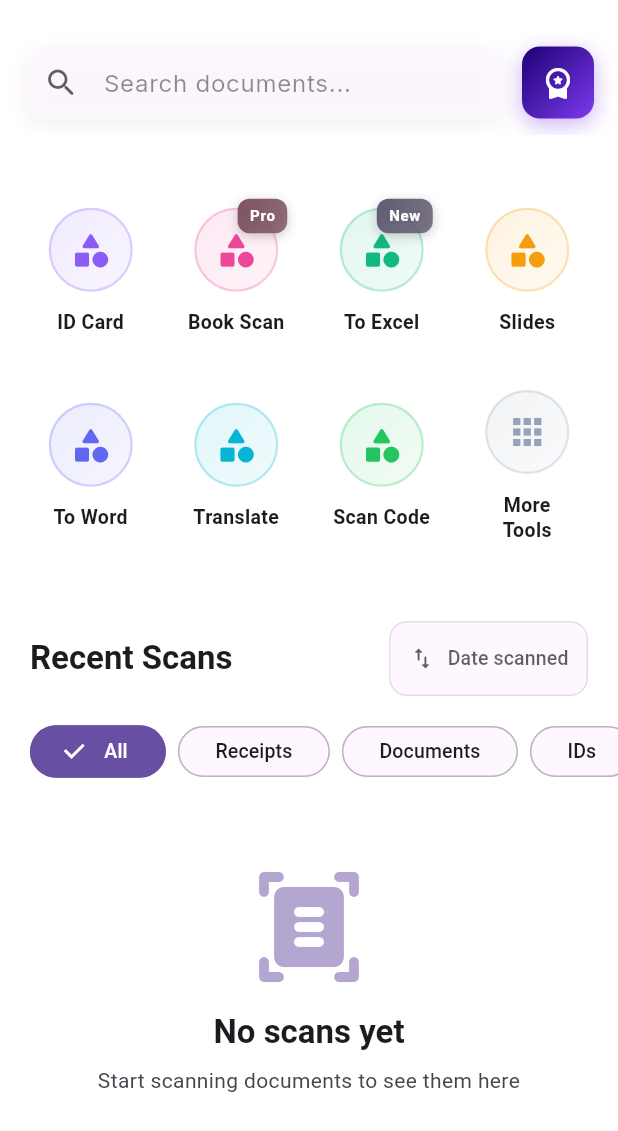
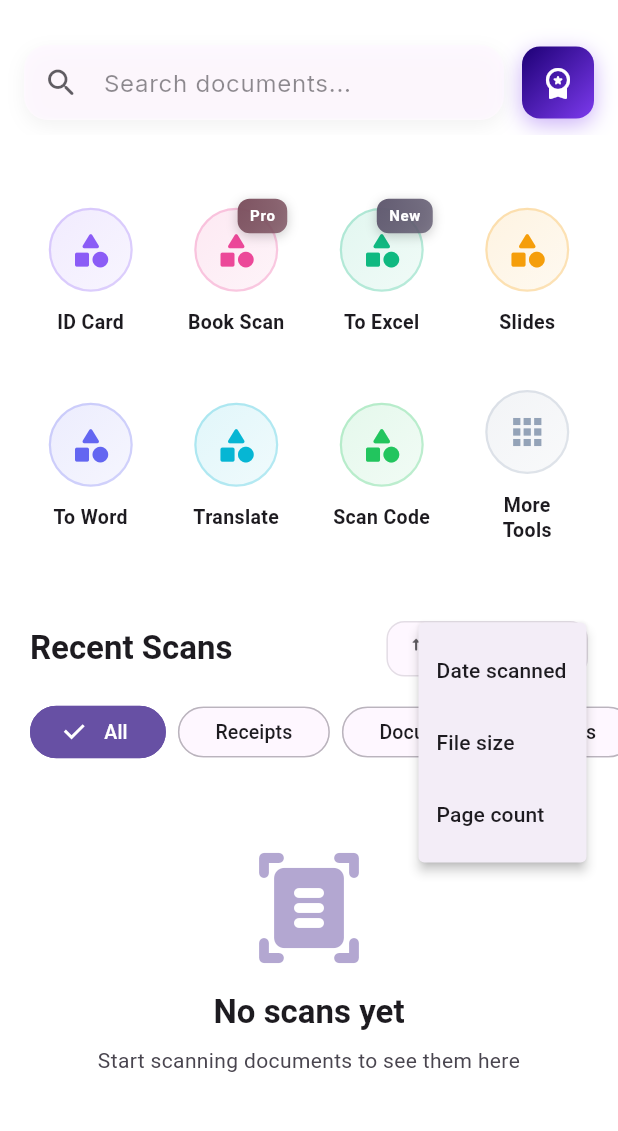
Before and after one commit to Thyon3/Proscan, a Flutter app: the HomeScreen screen opened by its route, after a tap on "Date scanned", on a phone screen of 412 x 824 dp. Shown: the top 1131 px of the screen. Run offline on Flutter 3.47's test engine with Material 3 defaults, Android fonts, the phone set to English and light mode, and no system bars; our stand-ins replace camera, device_info_plus, flutter_riverpod, go_router, google_fonts, hive and 10 more; missing offline and left inert: clipboard, google_ml_kit, google_mlkit_barcode_scanning, google_mlkit_commons, google_mlkit_text_recognition, translator; accounts and stored records are empty; generated files the repository leaves out were written again.

Commit message:
filtering of documents on the recent scans list section implemented

```diff
--- a/lib/features/home/controllers/home_state_provider.dart
+++ b/lib/features/home/controllers/home_state_provider.dart
@@ -1,21 +1,31 @@
 import 'package:flutter_riverpod/flutter_riverpod.dart';
+
+enum SortCriteria {
+  date,
+  size,
+  pages,
+}
 
 class HomeState {
   final bool isSelectionMode;
   final Set<String> selectedScanIds;
+  final SortCriteria sortCriteria;
 
   const HomeState({
     this.isSelectionMode = false,
     this.selectedScanIds = const {},
+    this.sortCriteria = SortCriteria.date,
   });
 
   HomeState copyWith({
     bool? isSelectionMode,
     Set<String>? selectedScanIds,
+    SortCriteria? sortCriteria,
   }) {
     return HomeState(
       isSelectionMode: isSelectionMode ?? this.isSelectionMode,
       selectedScanIds: selectedScanIds ?? this.selectedScanIds,
+      sortCriteria: sortCriteria ?? this.sortCriteria,
     );
   }
 }
@@ -63,6 +73,10 @@ class HomeNotifier extends Notifier<HomeState> {
   void selectAll(List<String> allScanIds) {
     state = state.copyWith(selectedScanIds: allScanIds.toSet());
   }
+
+  void setSortCriteria(SortCriteria criteria) {
+    state = state.copyWith(sortCriteria: criteria);
+  }
 }
 
 // 3. CREATE THE PROVIDER
--- a/lib/features/home/presentation/screens/homescreen.dart
+++ b/lib/features/home/presentation/screens/homescreen.dart
@@ -1,3 +1,4 @@
+import 'dart:io';
 import 'package:flutter/material.dart';
 import 'package:flutter_riverpod/flutter_riverpod.dart';
 import 'package:go_router/go_router.dart';
@@ -13,6 +14,19 @@ import 'package:thyscan/features/home/presentation/widgets/tools_section.dart';
 import 'package:thyscan/features/scan/model/scans.dart';
 import 'package:thyscan/models/document_model.dart';
 import 'package:thyscan/services/document_service.dart';
+
+/// Helper function to get file size in bytes
+int _getFileSize(String filePath) {
+  try {
+    final file = File(filePath);
+    if (file.existsSync()) {
+      return file.lengthSync();
+    }
+  } catch (e) {
+    // If file doesn't exist or error, return 0
+  }
+  return 0;
+}
 
 class HomeScreen extends ConsumerWidget {
   const HomeScreen({super.key});
@@ -38,6 +52,27 @@ class HomeScreen extends ConsumerWidget {
         builder: (context, box, _) {
           // Get recent documents (latest 6-8) sorted by newest first
           final allDocs = DocumentService.instance.getAllDocuments();
+
+          // Sort based on criteria
+          switch (homeState.sortCriteria) {
+            case SortCriteria.date:
+              // Sort by date: newest first
+              allDocs.sort((a, b) => b.createdAt.compareTo(a.createdAt));
+              break;
+            case SortCriteria.size:
+              // Sort by actual file size: largest first
+              allDocs.sort((a, b) {
+                final sizeA = _getFileSize(a.filePath);
+                final sizeB = _getFileSize(b.filePath);
+                return sizeB.compareTo(sizeA);
+              });
+              break;
+            case SortCriteria.pages:
+              // Sort by page count: most pages first
+              allDocs.sort((a, b) => b.pageCount.compareTo(a.pageCount));
+              break;
+          }
+
           final recentDocs = allDocs.take(8).toList();
 
           return CustomScrollView(
--- a/lib/features/home/presentation/screens/recent_scans_section.dart
+++ b/lib/features/home/presentation/screens/recent_scans_section.dart
@@ -1,13 +1,15 @@
 import 'package:flutter/material.dart';
+import 'package:flutter_riverpod/flutter_riverpod.dart';
+import 'package:thyscan/features/home/controllers/home_state_provider.dart';
 
-class RecentScansSection extends StatefulWidget {
+class RecentScansSection extends ConsumerStatefulWidget {
   const RecentScansSection({super.key});
 
   @override
-  State<RecentScansSection> createState() => _RecentScansSectionState();
+  ConsumerState<RecentScansSection> createState() => _RecentScansSectionState();
 }
 
-class _RecentScansSectionState extends State<RecentScansSection> {
+class _RecentScansSectionState extends ConsumerState<RecentScansSection> {
   String _selectedChip = 'All';
   final List<String> _chipLabels = [
     'All',
@@ -17,10 +19,23 @@ class _RecentScansSectionState extends State<RecentScansSection> {
     'Notes',
   ];
 
+  String _getSortLabel(SortCriteria criteria) {
+    switch (criteria) {
+      case SortCriteria.date:
+        return 'Date scanned';
+      case SortCriteria.size:
+        return 'File size';
+      case SortCriteria.pages:
+        return 'Page count';
+    }
+  }
+
   @override
   Widget build(BuildContext context) {
     final theme = Theme.of(context);
     final colorScheme = theme.colorScheme;
+    final homeState = ref.watch(homeProvider);
+    final homeNotifier = ref.read(homeProvider.notifier);
 
     return Column(
       children: [
@@ -32,7 +47,7 @@ class _RecentScansSectionState extends State<RecentScansSection> {
               Text(
                 'Recent Scans',
                 style: theme.textTheme.titleLarge?.copyWith(
-                  color: colorScheme.onBackground,
+                  color: colorScheme.onSurface,
                   fontWeight: FontWeight.w700,
                   fontSize: 22,
                 ),
@@ -45,27 +60,47 @@ class _RecentScansSectionState extends State<RecentScansSection> {
                     color: colorScheme.outline.withOpacity(0.2),
                   ),
                 ),
-                child: TextButton.icon(
-                  onPressed: () {
-                    // TODO: Implement sorting logic
+                child: PopupMenuButton<SortCriteria>(
+                  onSelected: (criteria) {
+                    homeNotifier.setSortCriteria(criteria);
                   },
-                  icon: Icon(
+                  itemBuilder: (context) => [
+                    const PopupMenuItem(
+                      value: SortCriteria.date,
+                      child: Text('Date scanned'),
+                    ),
+                    const PopupMenuItem(
+                      value: SortCriteria.size,
+                      child: Text('File size'),
+                    ),
+                    const PopupMenuItem(
+                      value: SortCriteria.pages,
+                      child: Text('Page count'),
+                    ),
+                  ],
+                  child: Padding(
+                    padding: const EdgeInsets.symmetric(
+                      horizontal: 12,
+                      vertical: 8,
+                    ),
+                    child: Row(
+                      mainAxisSize: MainAxisSize.min,
+                      children: [
+                        Icon(
                           Icons.swap_vert_rounded,
                           size: 18,
                           color: colorScheme.onSurface.withOpacity(0.7),
                         ),
-                  label: Text(
-                    'Date scanned',
+                        const SizedBox(width: 8),
+                        Text(
+                          _getSortLabel(homeState.sortCriteria),
                           style: TextStyle(
                             color: colorScheme.onSurface.withOpacity(0.7),
                             fontSize: 13,
                             fontWeight: FontWeight.w500,
                           ),
                         ),
-                  style: TextButton.styleFrom(
-                    padding: const EdgeInsets.symmetric(
-                      horizontal: 12,
-                      vertical: 8,
+                      ],
                     ),
                   ),
                 ),
```
Lines whose indentation alone changed are shown as unchanged.
